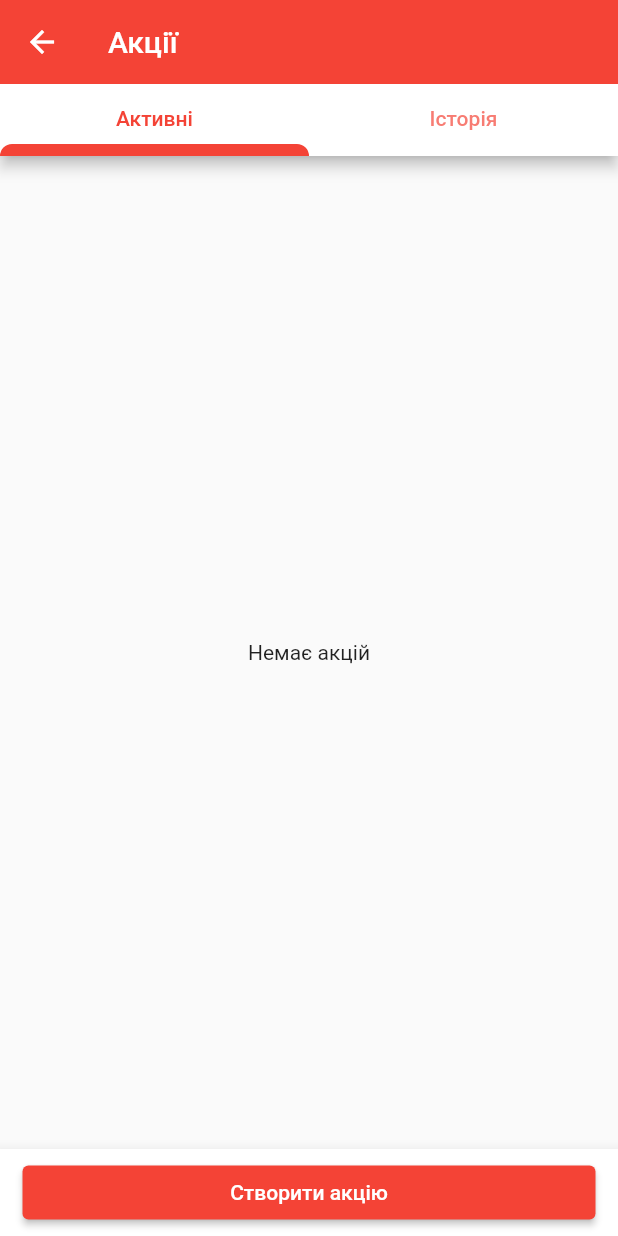
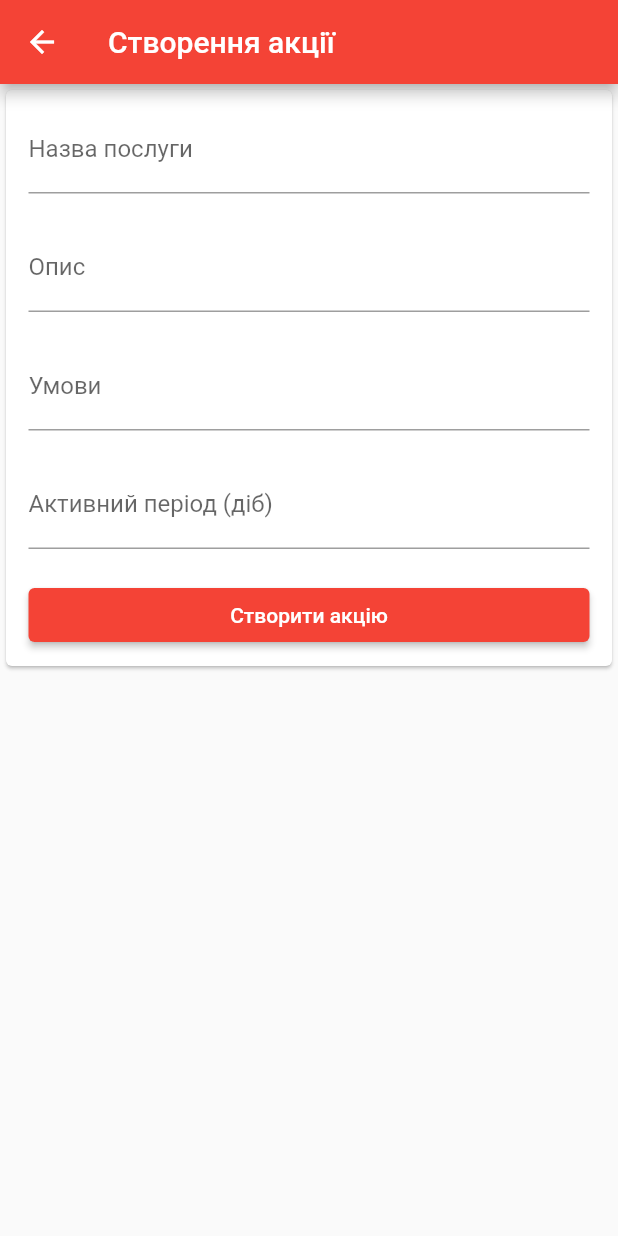
Before and after one commit to AndriiHarashchak/term_paper_app_frontend, a Flutter app: the PromotionsPage screen opened directly, after a tap on "Створити акцію", on a phone screen of 412 x 824 dp. Run offline on Flutter 3.47's test engine with Material 2 defaults, Android fonts, the phone set to English and light mode, and no system bars; our stand-ins replace md2_tab_indicator; missing offline and left inert: confirm_dialog, flutter_session; network calls fail.

Commit message:
added few new pages

```diff
--- a/lib/pages/basedata_navigation_page.dart
+++ b/lib/pages/basedata_navigation_page.dart
@@ -3,8 +3,6 @@ import 'package:term_paper_app_frontend/pages/custom_app_drawer.dart';
 import 'package:term_paper_app_frontend/pages/promotions_page.dart';
 import 'package:term_paper_app_frontend/pages/services_page.dart';
 import 'package:term_paper_app_frontend/pages/tariffs_page.dart';
-
-import 'search_page.dart';
 
 class BasedataNavigationPage extends StatelessWidget {
   @override
--- a/lib/pages/custom_app_drawer.dart
+++ b/lib/pages/custom_app_drawer.dart
@@ -59,7 +59,6 @@ class _CustomDrawerState extends State<CustomDrawer> {
             ),
           );
         });
-    ;
   }
 
   Widget _getGeader(Employee employee) {
--- /dev/null
+++ b/lib/pages/promotion_create_page.dart
@@ -0,0 +1,202 @@
+import 'package:confirm_dialog/confirm_dialog.dart';
+import 'package:flutter/material.dart';
+import 'package:term_paper_app_frontend/Models/promotion_model.dart';
+import 'package:term_paper_app_frontend/Models/region_model.dart';
+import 'package:term_paper_app_frontend/pages/promotions_page.dart';
+import 'package:term_paper_app_frontend/providers/general_data_provider.dart';
+
+class PromotionRegisterPage extends StatefulWidget {
+  @override
+  _PromotionRegisterPageState createState() => _PromotionRegisterPageState();
+}
+
+class _PromotionRegisterPageState extends State<PromotionRegisterPage> {
+  final GlobalKey<FormState> _formKey = new GlobalKey<FormState>();
+
+  final _conditionsTextController = new TextEditingController();
+  String conditions;
+  final _promotionNameTextController = new TextEditingController();
+  String _promotionName;
+
+  final _descriptionTextController = new TextEditingController();
+  String _description;
+
+  final _activePeriodTextController = new TextEditingController();
+  String _activePeriod;
+
+  List<RegionModel> regions;
+  GeneralDataProvider _gdprovider;
+  @override
+  void initState() {
+    super.initState();
+    _gdprovider = GeneralDataProvider();
+  }
+
+  @override
+  Widget build(BuildContext context) {
+    return Scaffold(
+      appBar: AppBar(
+        title: Text("Створення акції"),
+      ),
+      body: SingleChildScrollView(
+        child: GestureDetector(
+          onTap: () {
+            FocusScope.of(context).unfocus();
+          },
+          child: Form(
+            autovalidateMode: AutovalidateMode.onUserInteraction,
+            key: _formKey,
+            //autovalidateMode: Auto ,
+            onWillPop: () async {
+              return await confirm(context,
+                  title: Text("Скасування"),
+                  textOK: Text("Відмінити створення"),
+                  textCancel: Text("Залишитись"),
+                  content: Text(
+                      "Ви впевнені, що хочете скаcувати створення нової акції?")); //true if can be popped
+            },
+            child: Card(
+              child: Column(
+                children: [
+                  Padding(
+                    padding:
+                        EdgeInsets.symmetric(horizontal: 15.0, vertical: 10),
+                    child: TextFormField(
+                      autocorrect: false,
+                      decoration: InputDecoration(
+                          labelText: "Назва послуги",
+                          hintText: "Введіть назву акції"),
+                      controller: _promotionNameTextController,
+                      keyboardType: TextInputType.text,
+                      onChanged: (value) {
+                        _promotionName = value;
+                      },
+                      validator: (text) {
+                        if (text.isEmpty) return "Не може бути пустим";
+                        if (text.length < 3) {
+                          return "Назва не може бути коротше ніж 3 символи";
+                        }
+                        return null;
+                      },
+                    ),
+                  ),
+                  Padding(
+                    padding:
+                        EdgeInsets.symmetric(horizontal: 15.0, vertical: 10),
+                    child: TextFormField(
+                      autocorrect: false,
+                      decoration: InputDecoration(
+                          labelText: "Опис", hintText: "Введіть опис акції"),
+                      controller: _descriptionTextController,
+                      keyboardType: TextInputType.text,
+                      onChanged: (value) {
+                        _description = value;
+                      },
+                      validator: validate,
+                    ),
+                  ),
+                  Padding(
+                    padding:
+                        EdgeInsets.symmetric(horizontal: 15.0, vertical: 10),
+                    child: TextFormField(
+                      autocorrect: false,
+                      decoration: InputDecoration(
+                          labelText: "Умови", hintText: "Введіть умови акції"),
+                      controller: _conditionsTextController,
+                      keyboardType: TextInputType.text,
+                      onChanged: (value) {
+                        conditions = value;
+                      },
+                      validator: validate,
+                    ),
+                  ),
+                  Padding(
+                    padding:
+                        EdgeInsets.symmetric(horizontal: 15.0, vertical: 10),
+                    child: TextFormField(
+                      autocorrect: false,
+                      decoration: InputDecoration(
+                          labelText: "Активний період (діб)",
+                          hintText: "Введіть термін дії акції"),
+                      controller: _activePeriodTextController,
+                      keyboardType: TextInputType.number,
+                      onChanged: (value) {
+                        _activePeriod = value;
+                      },
+                      validator: (text) {
+                        if (text.isEmpty) return "Поле не може бути пустим";
+
+                        if (int.tryParse(text) == null)
+                          return "Значення повинне бути натуральним числом";
+                        int value = int.parse(text);
+                        if (value < 0) return "Число менше нуля!";
+                        return null;
+                      },
+                    ),
+                  ),
+                  Padding(
+                    padding:
+                        EdgeInsets.symmetric(horizontal: 15.0, vertical: 10),
+                    child: SizedBox(
+                      width: double.infinity,
+                      child: ElevatedButton(
+                        child: Text("Створити акцію"),
+                        onPressed: () async {
+                          if (!await confirm(
+                            context,
+                            textOK: Text("Створити"),
+                            textCancel: Text("Скасувати"),
+                            title: Text("Створення акції"),
+                            content:
+                                Text("Ви впевнені, що хочете створити акцію"),
+                          )) {
+                            return;
+                          }
+                          PromotionModel newPromotion =
+                              await registerPromotion();
+                          if (newPromotion != null) {
+                            ScaffoldMessenger.of(context).showSnackBar(SnackBar(
+                                backgroundColor: Colors.redAccent,
+                                content: Text("Успішно створено")));
+                            Navigator.of(context).pushReplacement(
+                                MaterialPageRoute(
+                                    builder: (context) => PromotionsPage()));
+                          } else {
+                            ScaffoldMessenger.of(context).showSnackBar(SnackBar(
+                              backgroundColor: Colors.redAccent,
+                              content: Text("Не вдалось створити акцію"),
+                            ));
+                          }
+                        },
+                      ),
+                    ),
+                  ),
+                ],
+              ),
+            ),
+          ),
+        ),
+      ),
+    );
+  }
+
+  Future<PromotionModel> registerPromotion() async {
+    final FormState form = _formKey.currentState;
+    if (!form.validate()) {
+      return null;
+    } else {
+      PromotionModel promotion = PromotionModel(
+          promotionName: _promotionName,
+          conditions: conditions,
+          description: _description,
+          activePeriod: int.parse(_activePeriod));
+      var response = await _gdprovider.registerPromotion(promotion);
+      return response;
+    }
+  }
+
+  String validate(String text) {
+    if (text.isNotEmpty && text.length > 2) return null;
+    return "Поле не можу бути пустим";
+  }
+}
```
Also changed, not shown: lib/Models/promotion_model.dart (+8 -0 lines), lib/Models/service_model.dart (+8 -0 lines), lib/pages/offices_page.dart (+22 -5 lines), lib/pages/promotions_page.dart (+24 -11 lines), lib/pages/service_create_page.dart (added, +215 -0 lines), lib/pages/services_page.dart (+23 -8 lines), lib/providers/general_data_provider.dart (+69 -0 lines).
